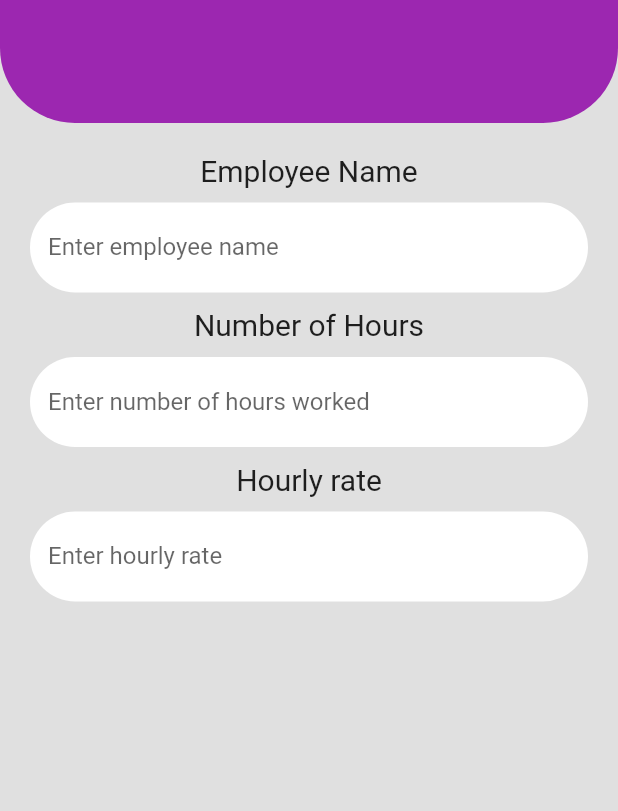
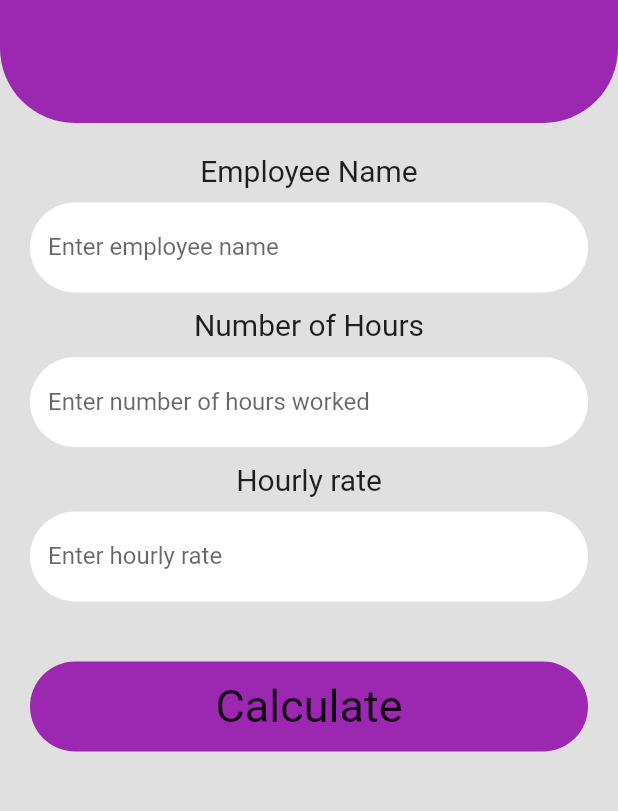
Before and after one commit to WilsonMungai/PayCalculator, a Flutter app: the screen it shows after launch, on a phone screen of 412 x 824 dp, the part 327-1138 px from its top. Run offline on Flutter 3.47's test engine with Material 2 defaults, Android fonts, the phone set to English and light mode, and no system bars.

Commit message:
added calculate button

```diff
--- a/lib/main.dart
+++ b/lib/main.dart
@@ -67,6 +67,27 @@ class _HomePageState extends State<HomePage> {
                   hintText: "Enter number of hours worked"),
               inputTextFields(
                   title: "Hourly rate", hintText: "Enter hourly rate"),
+              SizedBox(
+                height: 30,
+              ),
+              GestureDetector(
+                onTap: () {
+                  debugPrint("button tapped");
+                },
+                child: Container(
+                    height: 60,
+                    width: double.infinity,
+                    decoration: BoxDecoration(
+                      color: Colors.purple,
+                      borderRadius: BorderRadius.circular(50),
+                    ),
+                    child: Center(
+                      child: Text(
+                        "Calculate",
+                        style: TextStyle(fontSize: 30),
+                      ),
+                    )),
+              )
             ],
           ),
         ),
```
